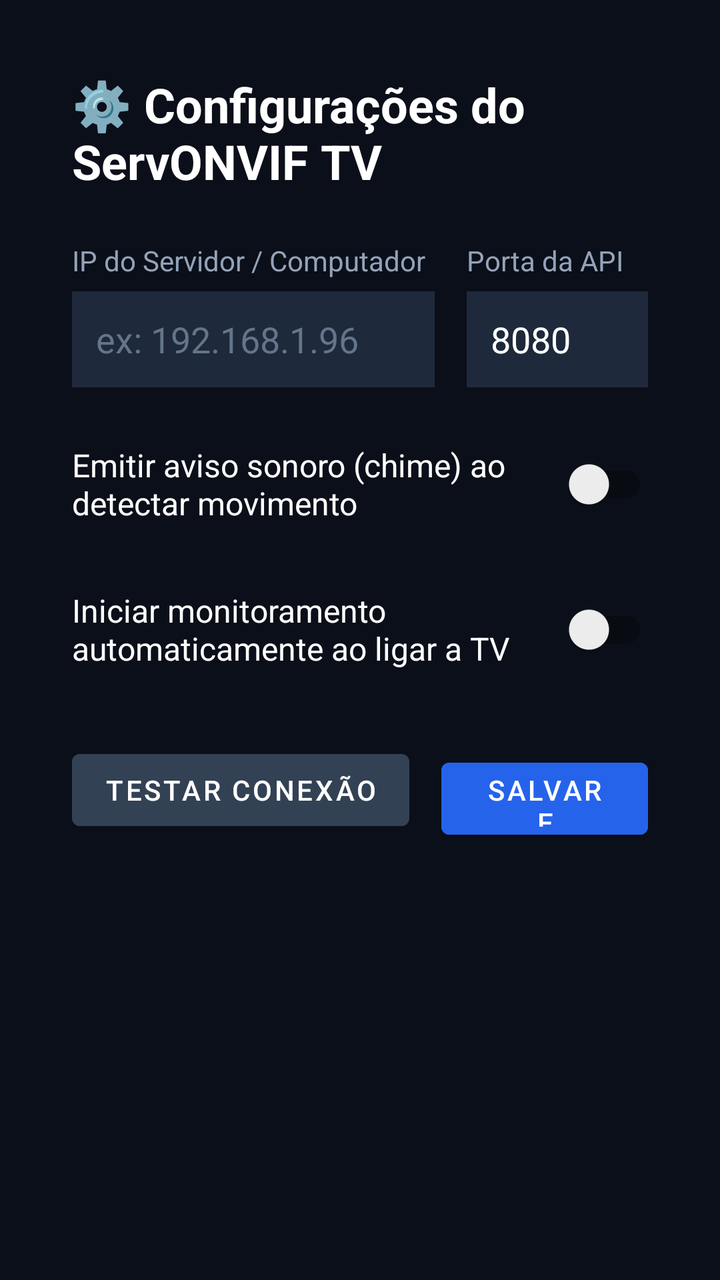
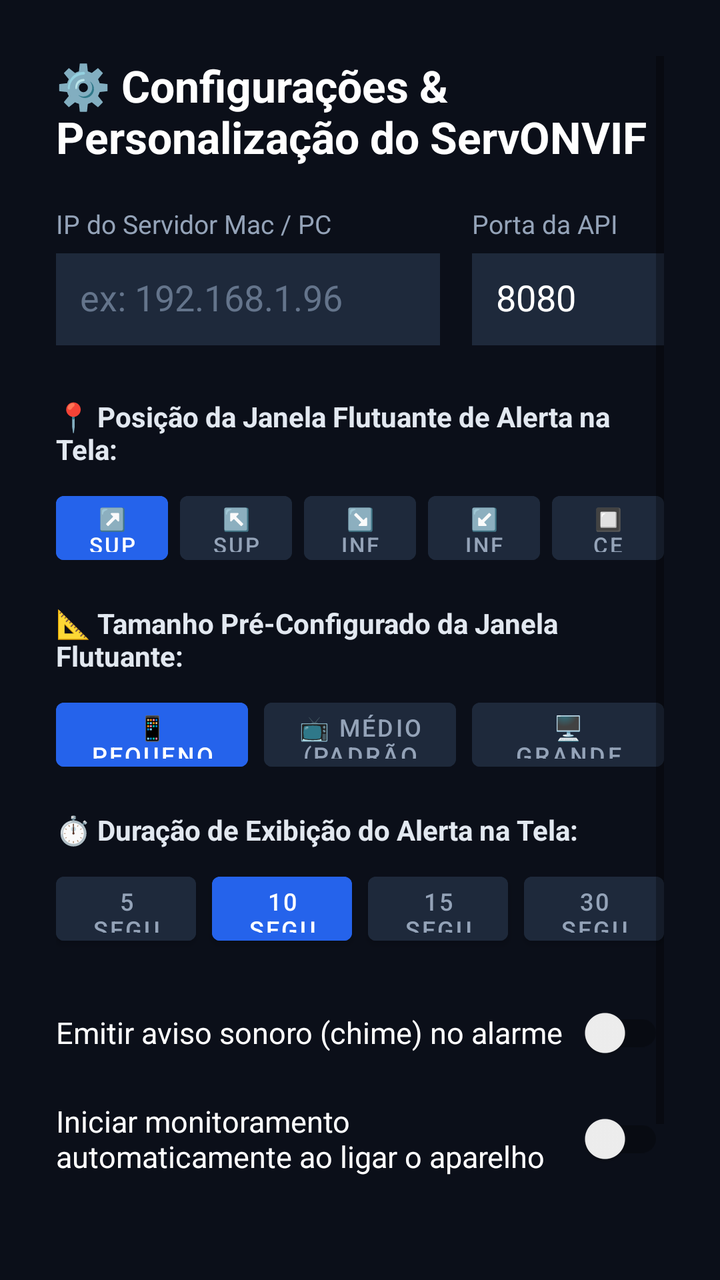

An Android layout rendered at two revisions. The XML below is the earlier revision; the diff shows what the commit changed to produce the second picture.
<!-- AndroidManifest.xml: activity theme Theme.ServONVIF -->
<!-- res/layout/activity_tv_settings.xml -->
<?xml version="1.0" encoding="utf-8"?>
<LinearLayout xmlns:android="http://schemas.android.com/apk/res/android"
    android:layout_width="match_parent"
    android:layout_height="match_parent"
    android:orientation="vertical"
    android:padding="36dp"
    android:background="#0B0F19">

    <TextView
        android:layout_width="wrap_content"
        android:layout_height="wrap_content"
        android:text="⚙️ Configurações do ServONVIF TV"
        android:textColor="#FFFFFF"
        android:textSize="24sp"
        android:textStyle="bold"
        android:layout_marginBottom="24dp" />

    <LinearLayout
        android:layout_width="match_parent"
        android:layout_height="wrap_content"
        android:orientation="horizontal"
        android:layout_marginBottom="16dp">

        <LinearLayout
            android:layout_width="0dp"
            android:layout_height="wrap_content"
            android:layout_weight="2"
            android:orientation="vertical"
            android:layout_marginEnd="16dp">

            <TextView
                android:layout_width="wrap_content"
                android:layout_height="wrap_content"
                android:text="IP do Servidor / Computador"
                android:textColor="#94A3B8"
                android:textSize="14sp"
                android:layout_marginBottom="6dp" />

            <EditText
                android:id="@+id/etTvServerIp"
                android:layout_width="match_parent"
                android:layout_height="48dp"
                android:background="#1E293B"
                android:textColor="#FFFFFF"
                android:padding="12dp"
                android:focusable="true"
                android:hint="ex: 192.168.1.96"
                android:textColorHint="#64748B" />
        </LinearLayout>

        <LinearLayout
            android:layout_width="0dp"
            android:layout_height="wrap_content"
            android:layout_weight="1"
            android:orientation="vertical">

            <TextView
                android:layout_width="wrap_content"
                android:layout_height="wrap_content"
                android:text="Porta da API"
                android:textColor="#94A3B8"
                android:textSize="14sp"
                android:layout_marginBottom="6dp" />

            <EditText
                android:id="@+id/etTvServerPort"
                android:layout_width="match_parent"
                android:layout_height="48dp"
                android:background="#1E293B"
                android:textColor="#FFFFFF"
                android:padding="12dp"
                android:focusable="true"
                android:text="8080" />
        </LinearLayout>
    </LinearLayout>

    <androidx.appcompat.widget.SwitchCompat
        android:id="@+id/swTvSoundAlert"
        android:layout_width="match_parent"
        android:layout_height="wrap_content"
        android:text="Emitir aviso sonoro (chime) ao detectar movimento"
        android:textColor="#FFFFFF"
        android:textSize="16sp"
        android:focusable="true"
        android:paddingTop="12dp"
        android:paddingBottom="12dp"
        android:layout_marginBottom="8dp" />

    <androidx.appcompat.widget.SwitchCompat
        android:id="@+id/swTvAutoStart"
        android:layout_width="match_parent"
        android:layout_height="wrap_content"
        android:text="Iniciar monitoramento automaticamente ao ligar a TV"
        android:textColor="#FFFFFF"
        android:textSize="16sp"
        android:focusable="true"
        android:paddingTop="12dp"
        android:paddingBottom="12dp"
        android:layout_marginBottom="24dp" />

    <LinearLayout
        android:layout_width="wrap_content"
        android:layout_height="wrap_content"
        android:orientation="horizontal"
        android:layout_marginBottom="16dp">

        <Button
            android:id="@+id/btnTvTestConnection"
            android:layout_width="wrap_content"
            android:layout_height="48dp"
            android:text="Testar Conexão"
            android:backgroundTint="#334155"
            android:textColor="#FFFFFF"
            android:focusable="true"
            android:layout_marginEnd="16dp" />

        <Button
            android:id="@+id/btnTvSaveSettings"
            android:layout_width="wrap_content"
            android:layout_height="48dp"
            android:text="Salvar e Voltar"
            android:backgroundTint="#2563EB"
            android:textColor="#FFFFFF"
            android:focusable="true" />
    </LinearLayout>

    <TextView
        android:id="@+id/tvTvStatusMessage"
        android:layout_width="wrap_content"
        android:layout_height="wrap_content"
        android:textColor="#38BDF8"
        android:textSize="14sp" />
</LinearLayout>
<!-- resources referenced by this layout -->
<resources>
  <style name="Theme.ServONVIF" parent="Theme.MaterialComponents.DayNight.NoActionBar">
          <item name="colorPrimary">@color/blue_primary</item>
          <item name="android:windowBackground">@color/dark_bg</item>
      </style>
  <color name="blue_primary">#FF2563EB</color>
  <color name="dark_bg">#FF0B0F19</color>
</resources>

<!-- the commit's change to res/layout/activity_tv_settings.xml (unified diff, before → after) -->
@@ -1,133 +1,335 @@
 <?xml version="1.0" encoding="utf-8"?>
-<LinearLayout xmlns:android="http://schemas.android.com/apk/res/android"
+<ScrollView xmlns:android="http://schemas.android.com/apk/res/android"
     android:layout_width="match_parent"
     android:layout_height="match_parent"
-    android:orientation="vertical"
-    android:padding="36dp"
-    android:background="#0B0F19">
-
-    <TextView
-        android:layout_width="wrap_content"
-        android:layout_height="wrap_content"
-        android:text="⚙️ Configurações do ServONVIF TV"
-        android:textColor="#FFFFFF"
-        android:textSize="24sp"
-        android:textStyle="bold"
-        android:layout_marginBottom="24dp" />
+    android:background="#0B0F19"
+    android:padding="28dp">
 
     <LinearLayout
         android:layout_width="match_parent"
         android:layout_height="wrap_content"
-        android:orientation="horizontal"
-        android:layout_marginBottom="16dp">
-
-        <LinearLayout
-            android:layout_width="0dp"
-            android:layout_height="wrap_content"
-            android:layout_weight="2"
-            android:orientation="vertical"
-            android:layout_marginEnd="16dp">
-
-            <TextView
-                android:layout_width="wrap_content"
+        android:orientation="vertical">
+
+        <TextView
+            android:layout_width="wrap_content"
+            android:layout_height="wrap_content"
+            android:text="⚙️ Configurações &amp; Personalização do ServONVIF"
+            android:textColor="#FFFFFF"
+            android:textSize="22sp"
+            android:textStyle="bold"
+            android:layout_marginBottom="20dp" />
+
+        
+        <LinearLayout
+            android:layout_width="match_parent"
+            android:layout_height="wrap_content"
+            android:orientation="horizontal"
+            android:layout_marginBottom="16dp">
+
+            <LinearLayout
+                android:layout_width="0dp"
                 android:layout_height="wrap_content"
-                android:text="IP do Servidor / Computador"
-                android:textColor="#94A3B8"
-                android:textSize="14sp"
-                android:layout_marginBottom="6dp" />
-
-            <EditText
-                android:id="@+id/etTvServerIp"
-                android:layout_width="match_parent"
+                android:layout_weight="2"
+                android:orientation="vertical"
+                android:layout_marginEnd="16dp">
+
+                <TextView
+                    android:layout_width="wrap_content"
+                    android:layout_height="wrap_content"
+                    android:text="IP do Servidor Mac / PC"
+                    android:textColor="#94A3B8"
+                    android:textSize="13sp"
+                    android:layout_marginBottom="6dp" />
+
+                <EditText
+                    android:id="@+id/etTvServerIp"
+                    android:layout_width="match_parent"
+                    android:layout_height="46dp"
+                    android:background="#1E293B"
+                    android:textColor="#FFFFFF"
+                    android:padding="12dp"
+                    android:focusable="true"
+                    android:hint="ex: 192.168.1.96"
+                    android:textColorHint="#64748B" />
+            </LinearLayout>
+
+            <LinearLayout
+                android:layout_width="0dp"
+                android:layout_height="wrap_content"
+                android:layout_weight="1"
+                android:orientation="vertical">
+
+                <TextView
+                    android:layout_width="wrap_content"
+                    android:layout_height="wrap_content"
+                    android:text="Porta da API"
+                    android:textColor="#94A3B8"
+                    android:textSize="13sp"
+                    android:layout_marginBottom="6dp" />
+
+                <EditText
+                    android:id="@+id/etTvServerPort"
+                    android:layout_width="match_parent"
+                    android:layout_height="46dp"
+                    android:background="#1E293B"
+                    android:textColor="#FFFFFF"
+                    android:padding="12dp"
+                    android:focusable="true"
+                    android:text="8080" />
+            </LinearLayout>
+        </LinearLayout>
+
+        
+        <TextView
+            android:layout_width="wrap_content"
+            android:layout_height="wrap_content"
+            android:text="📍 Posição da Janela Flutuante de Alerta na Tela:"
+            android:textColor="#E2E8F0"
+            android:textSize="14sp"
+            android:textStyle="bold"
+            android:layout_marginTop="10dp"
+            android:layout_marginBottom="8dp" />
+
+        <LinearLayout
+            android:layout_width="match_parent"
+            android:layout_height="wrap_content"
+            android:orientation="horizontal"
+            android:layout_marginBottom="16dp">
+
+            <Button
+                android:id="@+id/btnPosTopRight"
+                android:layout_width="0dp"
+                android:layout_height="44dp"
+                android:layout_weight="1"
+                android:text="↗️ Superior Direito"
+                android:backgroundTint="#2563EB"
+                android:textColor="#FFFFFF"
+                android:textSize="11sp"
+                android:focusable="true"
+                android:layout_marginEnd="6dp" />
+
+            <Button
+                android:id="@+id/btnPosTopLeft"
+                android:layout_width="0dp"
+                android:layout_height="44dp"
+                android:layout_weight="1"
+                android:text="↖️ Superior Esquerdo"
+                android:backgroundTint="#1E293B"
+                android:textColor="#94A3B8"
+                android:textSize="11sp"
+                android:focusable="true"
+                android:layout_marginEnd="6dp" />
+
+            <Button
+                android:id="@+id/btnPosBottomRight"
+                android:layout_width="0dp"
+                android:layout_height="44dp"
+                android:layout_weight="1"
+                android:text="↘️ Inferior Direito"
+                android:backgroundTint="#1E293B"
+                android:textColor="#94A3B8"
+                android:textSize="11sp"
+                android:focusable="true"
+                android:layout_marginEnd="6dp" />
+
+            <Button
+                android:id="@+id/btnPosBottomLeft"
+                android:layout_width="0dp"
+                android:layout_height="44dp"
+                android:layout_weight="1"
+                android:text="↙️ Inferior Esquerdo"
+                android:backgroundTint="#1E293B"
+                android:textColor="#94A3B8"
+                android:textSize="11sp"
+                android:focusable="true"
+                android:layout_marginEnd="6dp" />
+
+            <Button
+                android:id="@+id/btnPosCenter"
+                android:layout_width="0dp"
+                android:layout_height="44dp"
+                android:layout_weight="1"
+                android:text="🔲 Centro"
+                android:backgroundTint="#1E293B"
+                android:textColor="#94A3B8"
+                android:textSize="11sp"
+                android:focusable="true" />
+        </LinearLayout>
+
+        
+        <TextView
+            android:layout_width="wrap_content"
+            android:layout_height="wrap_content"
+            android:text="📐 Tamanho Pré-Configurado da Janela Flutuante:"
+            android:textColor="#E2E8F0"
+            android:textSize="14sp"
+            android:textStyle="bold"
+            android:layout_marginBottom="8dp" />
+
+        <LinearLayout
+            android:layout_width="match_parent"
+            android:layout_height="wrap_content"
+            android:orientation="horizontal"
+            android:layout_marginBottom="16dp">
+
+            <Button
+                android:id="@+id/btnSizeSmall"
+                android:layout_width="0dp"
+                android:layout_height="44dp"
+                android:layout_weight="1"
+                android:text="📱 Pequeno (Compacto)"
+                android:backgroundTint="#2563EB"
+                android:textColor="#FFFFFF"
+                android:textSize="12sp"
+                android:focusable="true"
+                android:layout_marginEnd="8dp" />
+
+            <Button
+                android:id="@+id/btnSizeMedium"
+                android:layout_width="0dp"
+                android:layout_height="44dp"
+                android:layout_weight="1"
+                android:text="📺 Médio (Padrão 16:9)"
+                android:backgroundTint="#1E293B"
+                android:textColor="#94A3B8"
+                android:textSize="12sp"
+                android:focusable="true"
+                android:layout_marginEnd="8dp" />
+
+            <Button
+                android:id="@+id/btnSizeLarge"
+                android:layout_width="0dp"
+                android:layout_height="44dp"
+                android:layout_weight="1"
+                android:text="🖥️ Grande (Destaque)"
+                android:backgroundTint="#1E293B"
+                android:textColor="#94A3B8"
+                android:textSize="12sp"
+                android:focusable="true" />
+        </LinearLayout>
+
+        
+        <TextView
+            android:layout_width="wrap_content"
+            android:layout_height="wrap_content"
+            android:text="⏱️ Duração de Exibição do Alerta na Tela:"
+            android:textColor="#E2E8F0"
+            android:textSize="14sp"
+            android:textStyle="bold"
+            android:layout_marginBottom="8dp" />
+
+        <LinearLayout
+            android:layout_width="match_parent"
+            android:layout_height="wrap_content"
+            android:orientation="horizontal"
+            android:layout_marginBottom="16dp">
+
+            <Button
+                android:id="@+id/btnDur5s"
+                android:layout_width="0dp"
+                android:layout_height="44dp"
+                android:layout_weight="1"
+                android:text="5 Segundos"
+                android:backgroundTint="#1E293B"
+                android:textColor="#94A3B8"
+                android:textSize="12sp"
+                android:focusable="true"
+                android:layout_marginEnd="8dp" />
+
+            <Button
+                android:id="@+id/btnDur10s"
+                android:layout_width="0dp"
+                android:layout_height="44dp"
+                android:layout_weight="1"
+                android:text="10 Segundos"
+                android:backgroundTint="#2563EB"
+                android:textColor="#FFFFFF"
+                android:textSize="12sp"
+                android:focusable="true"
+                android:layout_marginEnd="8dp" />
+
+            <Button
+                android:id="@+id/btnDur15s"
+                android:layout_width="0dp"
+                android:layout_height="44dp"
+                android:layout_weight="1"
+                android:text="15 Segundos"
+                android:backgroundTint="#1E293B"
+                android:textColor="#94A3B8"
+                android:textSize="12sp"
+                android:focusable="true"
+                android:layout_marginEnd="8dp" />
+
+            <Button
+                android:id="@+id/btnDur30s"
+                android:layout_width="0dp"
+                android:layout_height="44dp"
+                android:layout_weight="1"
+                android:text="30 Segundos"
+                android:backgroundTint="#1E293B"
+                android:textColor="#94A3B8"
+                android:textSize="12sp"
+                android:focusable="true" />
+        </LinearLayout>
+
+        
+        <androidx.appcompat.widget.SwitchCompat
+            android:id="@+id/swTvSoundAlert"
+            android:layout_width="match_parent"
+            android:layout_height="wrap_content"
+            android:text="Emitir aviso sonoro (chime) no alarme"
+            android:textColor="#FFFFFF"
+            android:textSize="15sp"
+            android:focusable="true"
+            android:paddingTop="10dp"
+            android:paddingBottom="10dp" />
+
+        <androidx.appcompat.widget.SwitchCompat
+            android:id="@+id/swTvAutoStart"
+            android:layout_width="match_parent"
+            android:layout_height="wrap_content"
+            android:text="Iniciar monitoramento automaticamente ao ligar o aparelho"
+            android:textColor="#FFFFFF"
+            android:textSize="15sp"
+            android:focusable="true"
+            android:paddingTop="10dp"
+            android:paddingBottom="10dp"
+            android:layout_marginBottom="20dp" />
+
+        
+        <LinearLayout
+            android:layout_width="match_parent"
+            android:layout_height="wrap_content"
+            android:orientation="horizontal"
+            android:layout_marginBottom="16dp">
+
+            <Button
+                android:id="@+id/btnTvTestConnection"
+                android:layout_width="0dp"
                 android:layout_height="48dp"
-                android:background="#1E293B"
-                android:textColor="#FFFFFF"
-                android:padding="12dp"
-                android:focusable="true"
-                android:hint="ex: 192.168.1.96"
-                android:textColorHint="#64748B" />
-        </LinearLayout>
-
-        <LinearLayout
-            android:layout_width="0dp"
-            android:layout_height="wrap_content"
-            android:layout_weight="1"
-            android:orientation="vertical">
-
-            <TextView
-                android:layout_width="wrap_content"
-                android:layout_height="wrap_content"
-                android:text="Porta da API"
-                android:textColor="#94A3B8"
-                android:textSize="14sp"
-                android:layout_marginBottom="6dp" />
-
-            <EditText
-                android:id="@+id/etTvServerPort"
-                android:layout_width="match_parent"
+                android:layout_weight="1"
+                android:text="📡 Testar Conexão"
+                android:backgroundTint="#334155"
+                android:textColor="#FFFFFF"
+                android:focusable="true"
+                android:layout_marginEnd="12dp" />
+
+            <Button
+                android:id="@+id/btnTvSaveSettings"
+                android:layout_width="0dp"
                 android:layout_height="48dp"
-                android:background="#1E293B"
-                android:textColor="#FFFFFF"
-                android:padding="12dp"
-                android:focusable="true"
-                android:text="8080" />
-        </LinearLayout>
+                android:layout_weight="1"
+                android:text="💾 Salvar Configurações"
+                android:backgroundTint="#2563EB"
+                android:textColor="#FFFFFF"
+                android:focusable="true" />
+        </LinearLayout>
+
+        <TextView
+            android:id="@+id/tvTvStatusMessage"
+            android:layout_width="wrap_content"
+            android:layout_height="wrap_content"
+            android:textColor="#38BDF8"
+            android:textSize="13sp" />
     </LinearLayout>
-
-    <androidx.appcompat.widget.SwitchCompat
-        android:id="@+id/swTvSoundAlert"
-        android:layout_width="match_parent"
-        android:layout_height="wrap_content"
-        android:text="Emitir aviso sonoro (chime) ao detectar movimento"
-        android:textColor="#FFFFFF"
-        android:textSize="16sp"
-        android:focusable="true"
-        android:paddingTop="12dp"
-        android:paddingBottom="12dp"
-        android:layout_marginBottom="8dp" />
-
-    <androidx.appcompat.widget.SwitchCompat
-        android:id="@+id/swTvAutoStart"
-        android:layout_width="match_parent"
-        android:layout_height="wrap_content"
-        android:text="Iniciar monitoramento automaticamente ao ligar a TV"
-        android:textColor="#FFFFFF"
-        android:textSize="16sp"
-        android:focusable="true"
-        android:paddingTop="12dp"
-        android:paddingBottom="12dp"
-        android:layout_marginBottom="24dp" />
-
-    <LinearLayout
-        android:layout_width="wrap_content"
-        android:layout_height="wrap_content"
-        android:orientation="horizontal"
-        android:layout_marginBottom="16dp">
-
-        <Button
-            android:id="@+id/btnTvTestConnection"
-            android:layout_width="wrap_content"
-            android:layout_height="48dp"
-            android:text="Testar Conexão"
-            android:backgroundTint="#334155"
-            android:textColor="#FFFFFF"
-            android:focusable="true"
-            android:layout_marginEnd="16dp" />
-
-        <Button
-            android:id="@+id/btnTvSaveSettings"
-            android:layout_width="wrap_content"
-            android:layout_height="48dp"
-            android:text="Salvar e Voltar"
-            android:backgroundTint="#2563EB"
-            android:textColor="#FFFFFF"
-            android:focusable="true" />
-    </LinearLayout>
-
-    <TextView
-        android:id="@+id/tvTvStatusMessage"
-        android:layout_width="wrap_content"
-        android:layout_height="wrap_content"
-        android:textColor="#38BDF8"
-        android:textSize="14sp" />
-</LinearLayout>
+</ScrollView>
